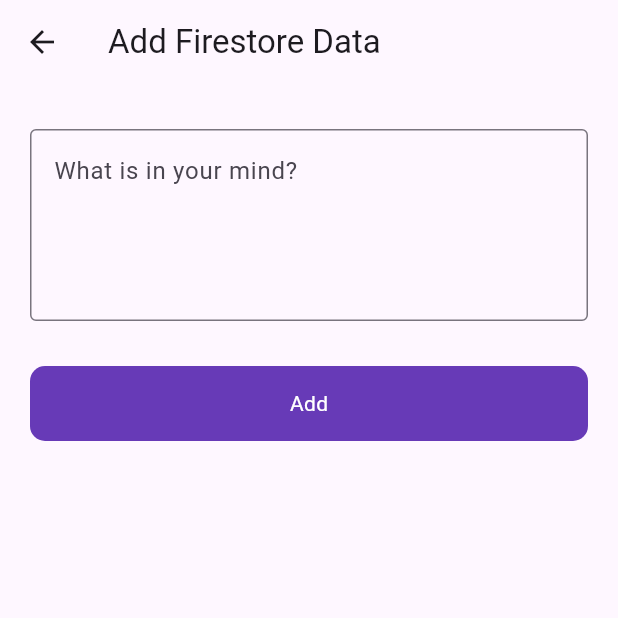
After one commit to gtmpras/firebase, a Flutter app: the FireStoreScreen screen opened directly, after a tap on the "add" icon, on a phone screen of 412 x 824 dp, the top half of it. The commit adds this screen. Run offline on Flutter 3.47's test engine with Material 3 defaults, Android fonts, the phone set to English and light mode, and no system bars; our stand-ins replace cloud_firestore, firebase_auth, firebase_core, firebase_database, fluttertoast; accounts and stored records are empty.

Commit message:
store data in firestore

```diff
--- a/lib/firebase_services/splash_services.dart
+++ b/lib/firebase_services/splash_services.dart
@@ -1,6 +1,7 @@
 
 import 'dart:async';
 import 'package:fire_base/ui/auth/login_screen.dart';
+import 'package:fire_base/ui/firestore/firestore_list_screen.dart';
 import 'package:fire_base/ui/posts/post_screen.dart';
 import 'package:firebase_auth/firebase_auth.dart';
 import 'package:flutter/material.dart';
@@ -14,7 +15,7 @@ class SplashServies{
 
     if(user != null){
     Timer(Duration(seconds: 3),
-   ()=> Navigator.push(context, MaterialPageRoute(builder: (context)=> PostScreen())));
+   ()=> Navigator.push(context, MaterialPageRoute(builder: (context)=> FireStoreScreen())));
 
     }else{
       Timer(Duration(seconds: 3),
--- /dev/null
+++ b/lib/ui/firestore/add_firestore_data.dart
@@ -0,0 +1,71 @@
+import 'package:cloud_firestore/cloud_firestore.dart';
+import 'package:fire_base/utils/utils.dart';
+import 'package:fire_base/widgets/round_button.dart';
+import 'package:firebase_database/firebase_database.dart';
+import 'package:flutter/material.dart';
+
+class AddFirestoreDataScreen extends StatefulWidget {
+  const AddFirestoreDataScreen({super.key});
+
+  @override
+  State<AddFirestoreDataScreen> createState() => _AddFirestoreDataScreenState();
+}
+
+class _AddFirestoreDataScreenState extends State<AddFirestoreDataScreen> {
+  final postController = TextEditingController();
+  bool loading = false;
+  final fireStore = FirebaseFirestore.instance.collection('Prasoon');
+  @override
+  Widget build(BuildContext context) {
+    return Scaffold(
+      appBar: AppBar(
+        title: Text("Add Firestore Data"),
+      ),
+      body: Padding(
+        padding: const EdgeInsets.symmetric(horizontal: 20.0),
+        child: Column(
+          children: [
+            SizedBox(
+              height: 30,
+            ),
+            TextFormField(
+              controller: postController,
+              maxLines: 4,
+              decoration: InputDecoration(
+                hintText: "What is in your mind? ",
+                border: OutlineInputBorder(),
+              ),
+            ),
+            SizedBox(
+              height: 30,
+            ),
+            RoundButton(
+                title: "Add",
+                loading: loading,
+                ontap: () {
+                  setState(() {
+                    loading = true;
+                  });
+                  String id= DateTime.now().millisecondsSinceEpoch.toString();
+                  fireStore.doc(id).set({
+                    'title':postController.text.toString(),
+                    'id':id
+                  }).then((value){
+                    setState(() {
+                      loading = false;
+                    });
+                    Utils().toastMessage('Post added');
+                  }).onError((error, stackTrace) {
+                    setState(() {
+                      loading = false;
+                    });
+                    Utils().toastMessage(error.toString());
+                  });
+                 })
+          ],
+        ),
+      ),
+    );
+  }
+
+}
--- /dev/null
+++ b/lib/ui/firestore/firestore_list_screen.dart
@@ -0,0 +1,106 @@
+import 'package:fire_base/ui/auth/login_screen.dart';
+import 'package:fire_base/ui/firestore/add_firestore_data.dart';
+import 'package:fire_base/ui/posts/add_post.dart';
+import 'package:fire_base/utils/utils.dart';
+import 'package:firebase_auth/firebase_auth.dart';
+import 'package:firebase_database/firebase_database.dart';
+import 'package:firebase_database/ui/firebase_animated_list.dart';
+import 'package:flutter/material.dart';
+import 'package:fluttertoast/fluttertoast.dart';
+
+class FireStoreScreen extends StatefulWidget {
+  const FireStoreScreen({super.key});
+
+  @override
+  State<FireStoreScreen> createState() => _FireStoreScreenState();
+}
+
+class _FireStoreScreenState extends State<FireStoreScreen> {
+
+  final auth = FirebaseAuth.instance;
+  final searchFilter = TextEditingController();
+  final editController = TextEditingController();
+  @override
+  Widget build(BuildContext context) {
+    return Scaffold(
+      appBar: AppBar(
+        automaticallyImplyLeading: false, //removing back button
+        centerTitle: true,
+        title: Text("Firestore"),
+        actions: [
+          IconButton(
+              onPressed: () {
+                auth.signOut().then((value) {
+                  Navigator.push(context,
+                      MaterialPageRoute(builder: (context) => LoginScreen()));
+                }).onError((error, stackTrace) {
+                  Utils().toastMessage(error.toString());
+                });
+              },
+              icon: Icon(Icons.logout_outlined)),
+          SizedBox(
+            width: 10,
+          )
+        ],
+      ),
+      body: Column(
+        children: [
+          SizedBox(
+            height: 10,
+          ),
+
+          Expanded(
+            //retriving data from firebase
+            child: ListView.builder(
+              itemCount: 10,
+              itemBuilder: (context,index){
+              return ListTile(
+                title: Text('Prasoon'),
+              );
+            })          )
+        ],
+      ),
+      floatingActionButton: FloatingActionButton(
+        onPressed: () {
+          Navigator.push(context,
+              MaterialPageRoute(builder: (context) => AddFirestoreDataScreen()));
+        },
+        child: Icon(Icons.add),
+      ),
+    );
+  }
+
+  Future<void> showMyDialogue(String title, String id) async {
+    editController.text = title;
+    return showDialog(
+        context: context,
+        builder: (BuildContext context) {
+          return AlertDialog(
+            title: Text('Update'),
+            content: Container(
+              child: TextField(
+                controller: editController,
+                decoration: InputDecoration(
+                  hintText: "Edit here",
+                ),
+              ),
+            ),
+            actions: [
+              TextButton(
+                onPressed: () {
+                  Navigator.pop(context);
+                },
+                child: Text("Cancel"),
+              ),
+              TextButton(
+                onPressed: () {
+                  Navigator.pop(context);
+
+                },
+                child: Text("Update"),
+              ),
+            ],
+          );
+        });
+  }
+}
```
